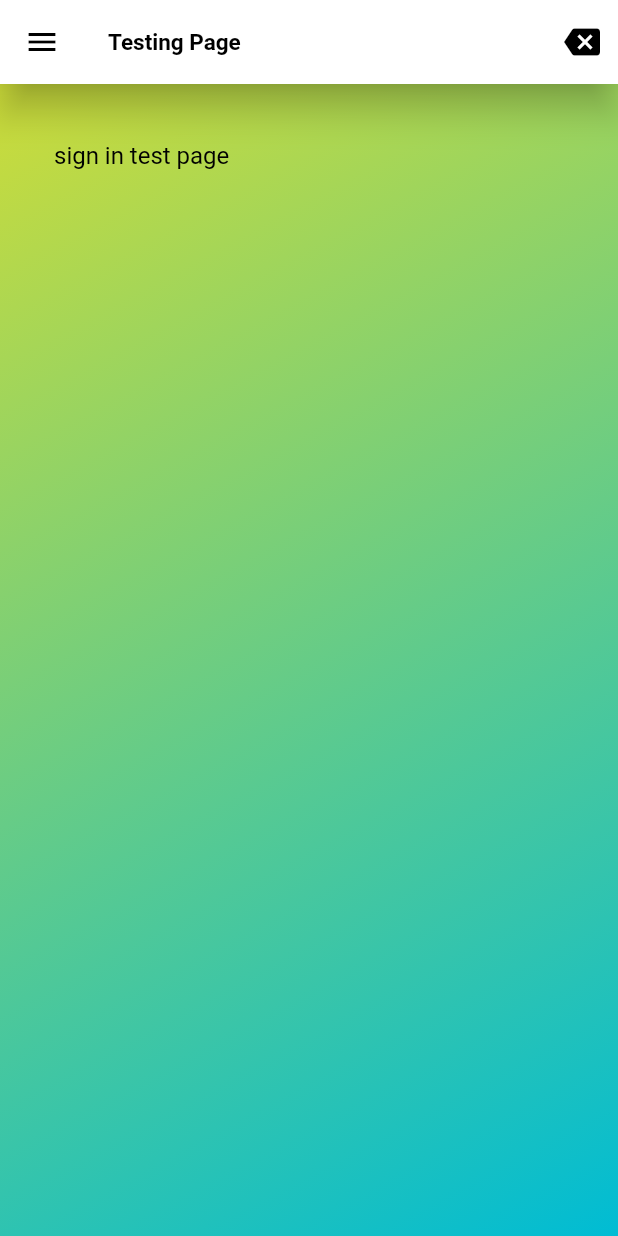
After one commit to wongchengyi/FYPWEBlimelight, a Flutter app: the testingPage screen opened directly, on a phone screen of 412 x 824 dp. The commit adds this screen. Run offline on Flutter 3.47's test engine with Material 2 defaults, Android fonts, the phone set to English and light mode, and no system bars; our stand-ins replace syncfusion_flutter_calendar.

Commit message:
Updated Code on the sign in page

```diff
--- a/lib/main.dart
+++ b/lib/main.dart
@@ -19,6 +19,7 @@ class MyApp extends StatelessWidget {
             kPrimaryColor, //setting up those constant values(colors, text and etc)
       ),
       home: firstmenupage(), //the class name
+
       //homepage(), //callling the homepage.dart to load the initial page
     );
   }
--- /dev/null
+++ b/lib/page/components/testingPage.dart
@@ -0,0 +1,106 @@
+import 'package:flutter/material.dart';
+import 'package:practice/constant.dart';
+import 'package:practice/page/badge/exportbadge.dart';
+import 'package:practice/page/components/components.dart';
+import 'package:practice/page/registrationPage/signInPage/signInPage.dart';
+
+import '../CalendarPage2.dart';
+import '../firstmenupage.dart';
+
+class testingPage extends StatefulWidget {
+  const testingPage({Key? key}) : super(key: key);
+
+  @override
+  _testingPageState createState() => _testingPageState();
+}
+
+class _testingPageState extends State<testingPage> {
+  @override
+  Widget build(BuildContext context) {
+    var fontTheme = Theme.of(context).textTheme.bodyText1!.copyWith(
+          fontSize: 15.0,
+          color: Colors.black,
+          fontWeight: FontWeight.bold,
+        );
+    var boxDecoration = BoxDecoration(
+      color: Colors.white,
+      shape: BoxShape.rectangle,
+      borderRadius: BorderRadius.circular(20),
+    );
+    Size size = MediaQuery.of(context).size;
+    return Scaffold(
+      resizeToAvoidBottomInset: false,
+      backgroundColor: Colors.transparent,
+      drawer: SideDrawer(),
+      appBar: AppBar(
+        title: Text(
+          "Testing Page",
+          style: fontTheme,
+        ),
+        actions: <Widget>[
+          IconButton(
+            onPressed: () {
+              Navigator.push(
+                context,
+                MaterialPageRoute(builder: (context) => firstmenupage()),
+              );
+            },
+            icon: const Icon(Icons.backspace),
+          ),
+        ],
+        backgroundColor: Colors.white,
+        elevation: 10,
+      ),
+      body: Container(
+        child: Container(
+          height: size.height,
+          width: size.width,
+          decoration: kGradientColor,
+          child: Padding(
+            padding: EdgeInsets.all(20),
+            child: Column(
+              children: <Widget>[
+                buildItem(
+                    text: "sign in test page",
+                    onClicked: () => SelectedMenu(context, 0))
+              ],
+            ),
+          ),
+        ),
+      ),
+    );
+  }
+
+  //default flutter icon widget method
+  Widget buildItem({
+    required String text,
+    onClicked,
+  }) {
+    final color = Colors.white;
+    final hoverColor = Colors.lime;
+
+    return ListTile(
+      title: Text(
+        text,
+        style: TextStyle(color: Colors.black),
+      ),
+      hoverColor: hoverColor,
+      onTap: onClicked,
+    );
+  }
+
+  SelectedMenu(BuildContext context, int i) {
+    switch (i) {
+      case 0:
+        Navigator.of(context).push(MaterialPageRoute(
+          builder: (context) => signInPage(), //can customize directed page
+        ));
+        break;
+      case 1:
+        Navigator.of(context).push(MaterialPageRoute(
+          builder: (context) => badgesPage(), //can customize directed page
+        ));
+        break;
+    }
+  }
+}
--- a/lib/page/firstmenupage.dart
+++ b/lib/page/firstmenupage.dart
@@ -3,6 +3,7 @@ import 'dart:io' show Platform;
 
 import 'package:practice/page/pages.dart';
 
+//can use stack for the welcomepage
 class firstmenupage extends StatelessWidget {
   @override
   Widget build(BuildContext context) {
```
Also changed, not shown: lib/page/components/SideDrawer.dart (+14 -0 lines), lib/page/registrationPage/signInPage/inputFieldContainer.dart (added, +41 -0 lines), lib/page/registrationPage/signInPage/passwordInputField.dart (added, +29 -0 lines), lib/page/registrationPage/signInPage/signInPage.dart (added, +170 -0 lines), lib/page/registrationPage/signInPage/textFieldContainer.dart (added, +27 -0 lines), lib/page/registrationPage/signUpPage/signUpPage.dart (added, +45 -0 lines), assets/images/facebookLogo.png (added), assets/images/googleLogo.png (added), assets/images/instaLogo.png (added), assets/images/twitterLogo.png (added).
